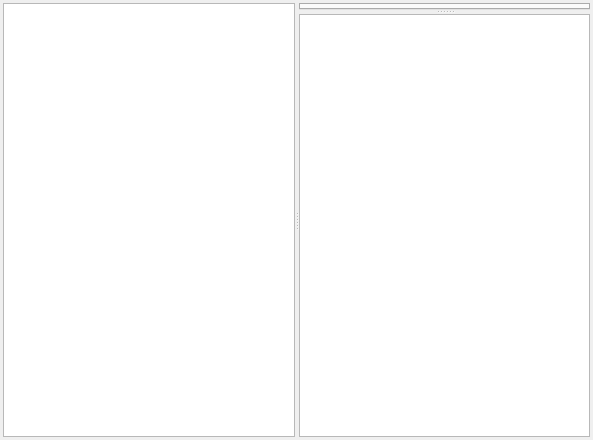
Qt form IFace/MainWindow.ui (bobrnor/IFace) before a commit.
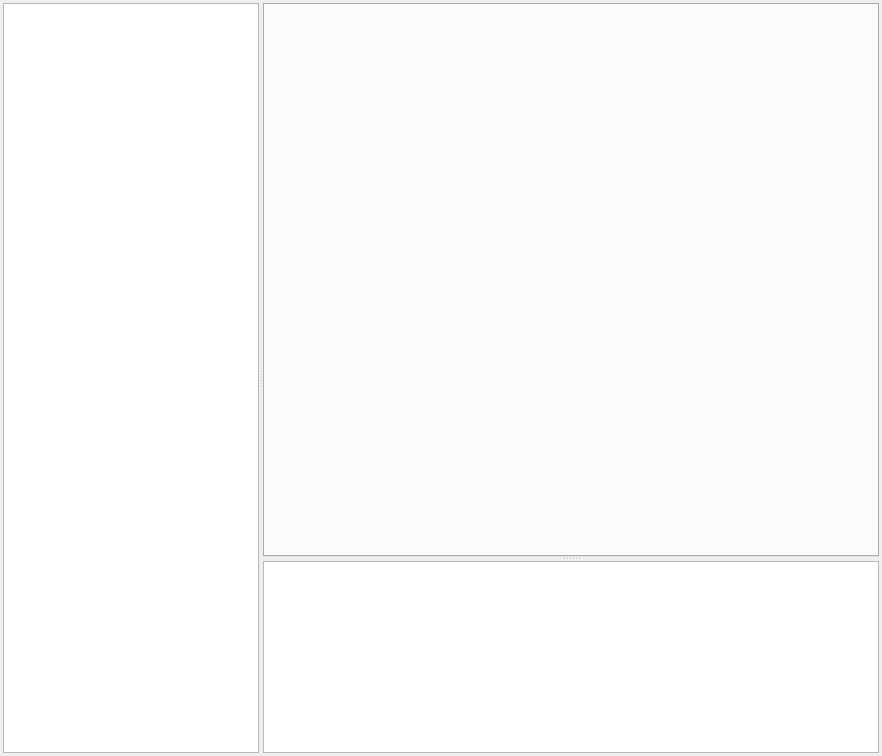
The same form after that commit.

The edit to the form file:
```diff
--- a/IFace/MainWindow.ui
+++ b/IFace/MainWindow.ui
@@ -6,8 +6,8 @@
    <rect>
     <x>0</x>
     <y>0</y>
-    <width>593</width>
-    <height>440</height>
+    <width>882</width>
+    <height>756</height>
    </rect>
   </property>
   <property name="windowTitle">
@@ -29,9 +29,30 @@
    </item>
    <item>
     <widget class="QSplitter" name="vSplitter">
+     <property name="sizePolicy">
+      <sizepolicy hsizetype="Preferred" vsizetype="Preferred">
+       <horstretch>0</horstretch>
+       <verstretch>0</verstretch>
+      </sizepolicy>
+     </property>
+     <property name="minimumSize">
+      <size>
+       <width>0</width>
+       <height>0</height>
+      </size>
+     </property>
      <property name="frameShape">
       <enum>QFrame::NoFrame</enum>
      </property>
+     <property name="frameShadow">
+      <enum>QFrame::Plain</enum>
+     </property>
+     <property name="lineWidth">
+      <number>1</number>
+     </property>
+     <property name="midLineWidth">
+      <number>0</number>
+     </property>
      <property name="orientation">
       <enum>Qt::Horizontal</enum>
      </property>
@@ -48,6 +69,18 @@
         <verstretch>0</verstretch>
        </sizepolicy>
       </property>
+      <property name="minimumSize">
+       <size>
+        <width>0</width>
+        <height>0</height>
+       </size>
+      </property>
+      <property name="baseSize">
+       <size>
+        <width>0</width>
+        <height>0</height>
+       </size>
+      </property>
       <property name="horizontalScrollBarPolicy">
        <enum>Qt::ScrollBarAsNeeded</enum>
       </property>
@@ -73,6 +106,12 @@
       </column>
      </widget>
      <widget class="QWidget" name="codeAndErrorsWidget" native="true">
+      <property name="sizePolicy">
+       <sizepolicy hsizetype="Preferred" vsizetype="Preferred">
+        <horstretch>1</horstretch>
+        <verstretch>0</verstretch>
+       </sizepolicy>
+      </property>
       <layout class="QVBoxLayout" name="verticalLayout_3">
        <property name="margin">
         <number>0</number>
@@ -80,8 +119,8 @@
        <item>
         <widget class="QSplitter" name="hSplitter">
          <property name="sizePolicy">
-          <sizepolicy hsizetype="Preferred" vsizetype="Expanding">
-           <horstretch>0</horstretch>
+          <sizepolicy hsizetype="Expanding" vsizetype="Expanding">
+           <horstretch>1</horstretch>
            <verstretch>0</verstretch>
           </sizepolicy>
          </property>
@@ -91,8 +130,8 @@
          <widget class="QTabWidget" name="codeTabs">
           <property name="sizePolicy">
            <sizepolicy hsizetype="Expanding" vsizetype="Expanding">
-            <horstretch>0</horstretch>
-            <verstretch>0</verstretch>
+            <horstretch>1</horstretch>
+            <verstretch>1</verstretch>
            </sizepolicy>
           </property>
           <property name="tabShape">
@@ -111,7 +150,7 @@
          <widget class="QColumnView" name="errorTable">
           <property name="sizePolicy">
            <sizepolicy hsizetype="Expanding" vsizetype="Expanding">
-            <horstretch>0</horstretch>
+            <horstretch>1</horstretch>
             <verstretch>0</verstretch>
            </sizepolicy>
           </property>
```
Left out of the diff: 2 changed lines with no effect on the pictures.
